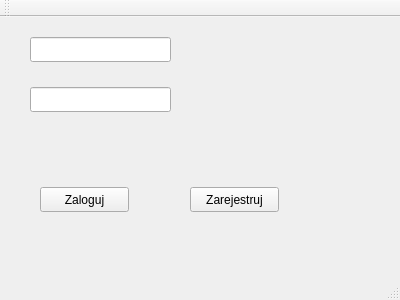
Before: the Qt Designer form CheckersClientWiktor/loginwindow.ui in PennyBun/BSR-chequers-client, drawn with Qt 5.
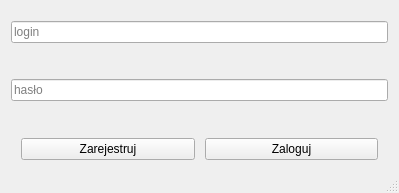
After: the same form once the commit is applied.

Commit message: LoginWindow ok, making RoomWindow

Patch:
```diff
--- a/CheckersClientWiktor/loginwindow.ui
+++ b/CheckersClientWiktor/loginwindow.ui
@@ -2,70 +2,118 @@
 <ui version="4.0">
  <class>LoginWindow</class>
  <widget class="QMainWindow" name="LoginWindow">
+  <property name="enabled">
+   <bool>true</bool>
+  </property>
   <property name="geometry">
    <rect>
     <x>0</x>
     <y>0</y>
-    <width>400</width>
-    <height>300</height>
+    <width>399</width>
+    <height>193</height>
    </rect>
   </property>
   <property name="windowTitle">
    <string>LoginWindow</string>
   </property>
   <widget class="QWidget" name="centralWidget">
+   <layout class="QGridLayout" name="gridLayout">
+    <item row="0" column="0">
+     <layout class="QVBoxLayout" name="verticalLayout">
+      <property name="spacing">
+       <number>10</number>
+      </property>
+      <property name="sizeConstraint">
+       <enum>QLayout::SetDefaultConstraint</enum>
+      </property>
+      <property name="topMargin">
+       <number>10</number>
+      </property>
+      <item>
    <widget class="QLineEdit" name="loginLineEdit">
-    <property name="geometry">
-     <rect>
-      <x>30</x>
-      <y>20</y>
-      <width>141</width>
-      <height>25</height>
-     </rect>
+        <property name="inputMask">
+         <string/>
     </property>
     <property name="echoMode">
      <enum>QLineEdit::Normal</enum>
     </property>
-   </widget>
+        <property name="placeholderText">
+         <string>login</string>
+        </property>
+       </widget>
+      </item>
+      <item>
+       <spacer name="verticalSpacer">
+        <property name="orientation">
+         <enum>Qt::Vertical</enum>
+        </property>
+        <property name="sizeHint" stdset="0">
+         <size>
+          <width>20</width>
+          <height>40</height>
+         </size>
+        </property>
+       </spacer>
+      </item>
+      <item>
    <widget class="QLineEdit" name="passwordLineEdit">
-    <property name="geometry">
-     <rect>
-      <x>30</x>
-      <y>70</y>
-      <width>141</width>
-      <height>25</height>
-     </rect>
+        <property name="inputMask">
+         <string/>
     </property>
     <property name="echoMode">
      <enum>QLineEdit::Password</enum>
     </property>
-   </widget>
-   <widget class="QPushButton" name="loginButton">
-    <property name="geometry">
-     <rect>
-      <x>40</x>
-      <y>170</y>
-      <width>89</width>
-      <height>25</height>
-     </rect>
-    </property>
-    <property name="text">
-     <string>Zaloguj</string>
-    </property>
-   </widget>
+        <property name="placeholderText">
+         <string>hasło</string>
+        </property>
+       </widget>
+      </item>
+      <item>
+       <spacer name="verticalSpacer_2">
+        <property name="orientation">
+         <enum>Qt::Vertical</enum>
+        </property>
+        <property name="sizeHint" stdset="0">
+         <size>
+          <width>20</width>
+          <height>40</height>
+         </size>
+        </property>
+       </spacer>
+      </item>
+      <item>
+       <layout class="QHBoxLayout" name="horizontalLayout" stretch="10,10">
+        <property name="spacing">
+         <number>10</number>
+        </property>
+        <property name="sizeConstraint">
+         <enum>QLayout::SetFixedSize</enum>
+        </property>
+        <property name="leftMargin">
+         <number>10</number>
+        </property>
+        <property name="rightMargin">
+         <number>10</number>
+        </property>
+        <item>
    <widget class="QPushButton" name="registerButton">
-    <property name="geometry">
-     <rect>
-      <x>190</x>
-      <y>170</y>
-      <width>89</width>
-      <height>25</height>
-     </rect>
-    </property>
     <property name="text">
      <string>Zarejestruj</string>
     </property>
    </widget>
+        </item>
+        <item>
+         <widget class="QPushButton" name="loginButton">
+          <property name="text">
+           <string>Zaloguj</string>
+          </property>
+         </widget>
+        </item>
+       </layout>
+      </item>
+     </layout>
+    </item>
+   </layout>
   </widget>
   <widget class="QMenuBar" name="menuBar">
    <property name="geometry">
@@ -77,14 +125,6 @@
     </rect>
    </property>
   </widget>
-  <widget class="QToolBar" name="mainToolBar">
-   <attribute name="toolBarArea">
-    <enum>TopToolBarArea</enum>
-   </attribute>
-   <attribute name="toolBarBreak">
-    <bool>false</bool>
-   </attribute>
-  </widget>
   <widget class="QStatusBar" name="statusBar"/>
  </widget>
  <layoutdefault spacing="6" margin="11"/>
```
Left out of the diff: 10 changed lines with no effect on the pictures. Lines whose indentation alone changed are shown as unchanged. The commit also changes 24 other files.
